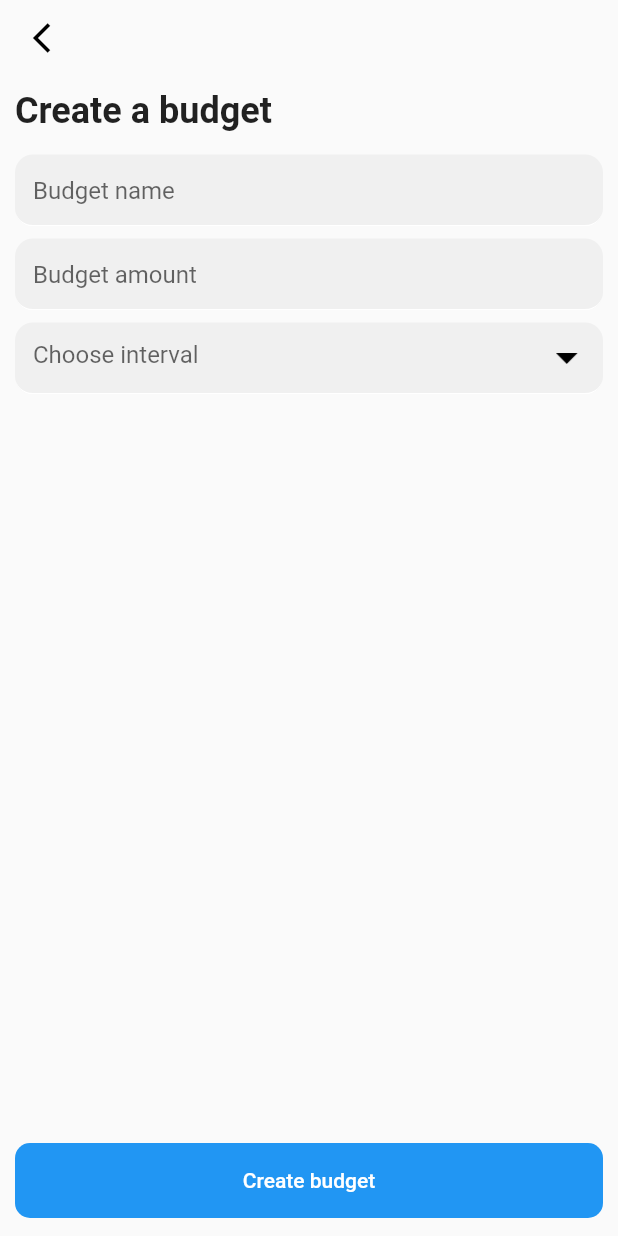
After one commit to ernestkoko/xafe, a Flutter app: the CreateBudgetPage screen opened by its route, on a phone screen of 412 x 824 dp. The commit adds this screen. Run offline on Flutter 3.47's test engine with Material 2 defaults, Android fonts, the phone set to English and light mode, and no system bars; our stand-ins replace get.

Commit message:
Added create_budget page and did some changes

```diff
--- /dev/null
+++ b/lib/app/modules/create_budget_module/create_budget_page.dart
@@ -0,0 +1,67 @@
+import 'package:flutter/material.dart';
+import 'package:get/get.dart';
+import 'package:xafe/app/modules/create_budget_module/create_budget_page_controller.dart';
+import 'package:xafe/app/modules/signin_module/custom_text_field.dart';
+import 'package:xafe/app/widgets/app_bar.dart';
+import 'package:xafe/app/widgets/button.dart';
+
+import '../../../core/theme/text_styles.dart';
+import '../../widgets/space.dart';
+
+class CreateBudgetPage extends GetView<CreateBudgetPageController> {
+  const CreateBudgetPage({Key? key}) : super(key: key);
+
+  @override
+  Widget build(BuildContext context) {
+    return Scaffold(
+      appBar: const CustomAppBar(),
+      body: Container(
+        padding: const EdgeInsets.all(10),
+        height: Get.height,
+        child: Stack(
+
+          children: [
+            Positioned(
+
+              child: ListView(
+                shrinkWrap: true,
+                //crossAxisAlignment: CrossAxisAlignment.start,
+                children: [
+                  Text(
+                    "Create a budget",
+                    style: AppTextStyles.regularBold.copyWith(fontSize: 24),
+                  ),
+                  Space.Y(15),
+                  const CustomTextField(
+                    hintText: "Budget name",
+                  ),
+                  Space.Y(8),
+                  const CustomTextField(
+                    hintText: "Budget amount",
+                  ),
+                  Space.Y(8),
+                  CustomTextField(
+                    onIconPressed: () {},
+                    hintText: "Choose interval",
+                    icon: Image.asset(
+                      "assets/img/dropdown.png",
+                      color: Colors.black,
+                      height: 15,
+                      width: 15,
+                    ),
+                  ),
+                ],
+              ),
+            ),
+            const Positioned(
+              bottom: 2,
+              left: 0,
+              right: 0,
+              child: CustomButton("Create budget"),
+            )
+          ],
+        ),
+      ),
+    );
+  }
+}
--- /dev/null
+++ b/lib/app/modules/create_budget_module/create_budget_page_binding.dart
@@ -0,0 +1,10 @@
+import 'package:get/get.dart';
+import 'package:xafe/app/modules/create_budget_module/create_budget_page_controller.dart';
+
+class CreateBudgetPageBinding extends Bindings{
+  @override
+  void dependencies() {
+   Get.put(CreateBudgetPageController());
+  }
+
+}
--- /dev/null
+++ b/lib/app/modules/create_budget_module/create_budget_page_controller.dart
@@ -0,0 +1,5 @@
+import 'package:get/get.dart';
+
+class CreateBudgetPageController extends GetxController{
+
+}
--- a/lib/app/modules/home_module/home_page_controller.dart
+++ b/lib/app/modules/home_module/home_page_controller.dart
@@ -1,21 +1,16 @@
 import 'package:get/get.dart';
 import 'package:xafe/routes/routes.dart';
 
-class HomePageController extends GetxController{
+class HomePageController extends GetxController {
+  onCreateClicked() {}
 
-  onCreateClicked(){
-
+  void navigateToAddExpense() {
+    Get.toNamed(AppRoutes.addExpensePage);
   }
 
-  void navigateToAddExpense(){
-    Get.toNamed(AppRoutes.addExpensePage);
-
-  }
-  void navigateToCreateBudget(){
-
-  }
-  void navigateToAddSpending(){
-
+  void navigateToCreateBudget() {
+    Get.toNamed(AppRoutes.createBudgetPage);
   }
 
+  void navigateToAddSpending() {}
 }
--- a/lib/routes/pages.dart
+++ b/lib/routes/pages.dart
@@ -1,6 +1,8 @@
 import 'package:get/get.dart';
 import 'package:xafe/app/modules/add_expense_module/add_expense_page.dart';
 import 'package:xafe/app/modules/add_expense_module/add_expense_page_binding.dart';
+import 'package:xafe/app/modules/create_budget_module/create_budget_page.dart';
+import 'package:xafe/app/modules/create_budget_module/create_budget_page_binding.dart';
 import 'package:xafe/app/modules/home_module/home_page.dart';
 import 'package:xafe/app/modules/home_module/home_page_binding.dart';
 import 'package:xafe/app/modules/landing_module/landing_page.dart';
@@ -35,6 +37,11 @@ abstract class AppPages {
       name: AppRoutes.addExpensePage,
       page: () => AddExpensePage(),
       binding: AddExpensePageBinding(),
-    )
+    ),
+    GetPage(
+      name: AppRoutes.createBudgetPage,
+      page: () => CreateBudgetPage(),
+      binding: CreateBudgetPageBinding(),
+    ),
   ];
 }
--- a/lib/routes/routes.dart
+++ b/lib/routes/routes.dart
@@ -8,4 +8,5 @@ abstract class AppRoutes {
   static const signinPage = "/signin_page";
   static const homePage = "/home_page";
   static const addExpensePage = "/add_expense_page";
+  static const createBudgetPage ="/create_budget_page";
 }
```
